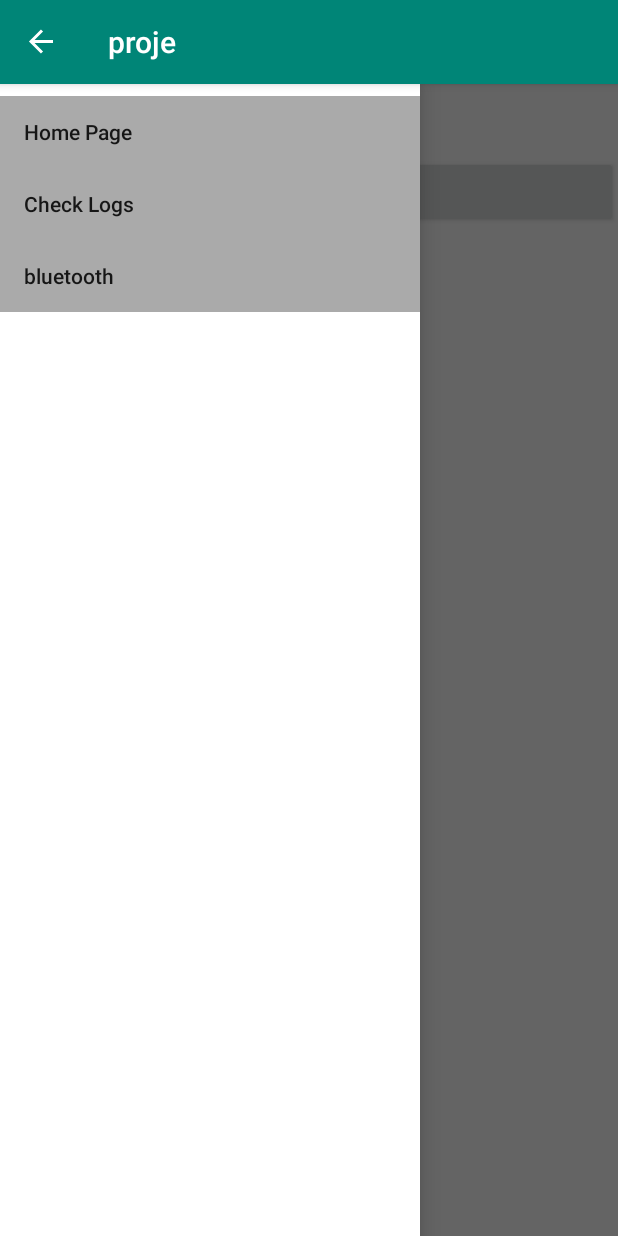
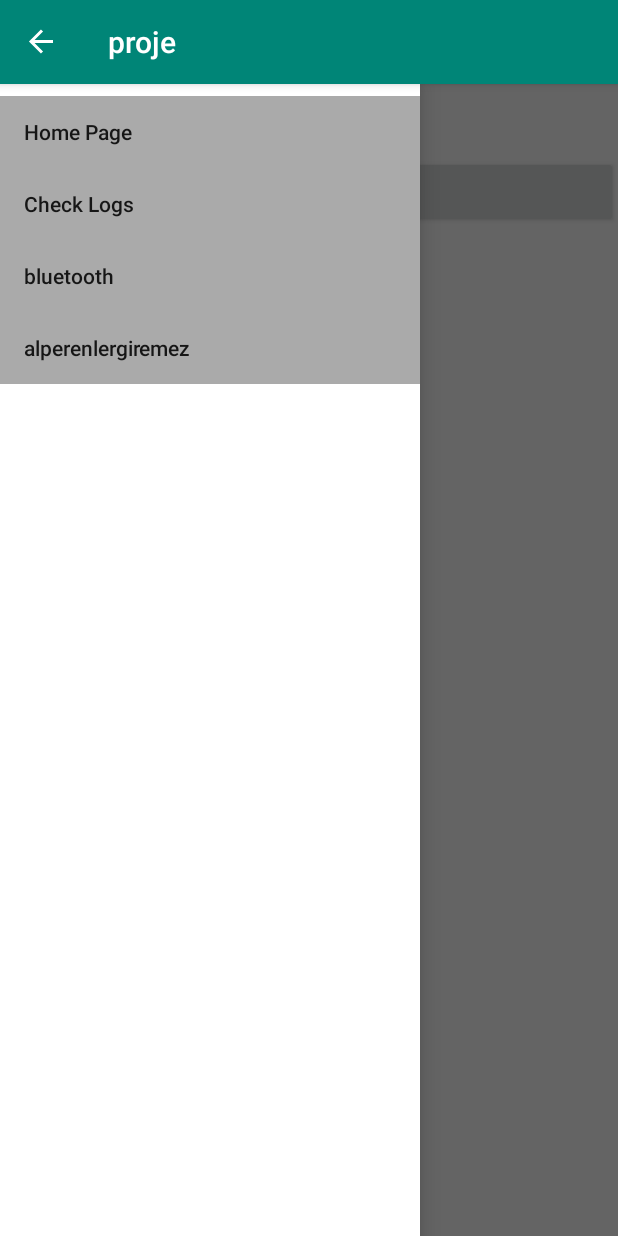
Before and after one commit to CelalCanKaya/aTracker, an Android app: the bluetooth screen opened directly, with no data from a screen before it, with the side drawer open, on a phone screen of 412 x 824 dp. Run offline under Robolectric (Android 15) with nearby library versions, the phone set to English and light mode, and no system bars; network calls fail.

Commit message:
BarChart connected with server.

```diff
--- a/app/build.gradle
+++ b/app/build.gradle
@@ -30,8 +30,8 @@ dependencies {
     implementation 'com.android.support:design:28.0.0'
     implementation 'com.github.PhilJay:MPAndroidChart:v3.1.0'
     implementation 'com.android.support:support-v4:28.0.0'
-    implementation 'com.google.firebase:firebase-core:16.0.8'
-    implementation 'com.google.firebase:firebase-database:16.0.6'
+    implementation 'com.android.volley:volley:1.1.0'
+    implementation 'com.google.code.gson:gson:2.4'
     testImplementation 'junit:junit:4.12'
     androidTestImplementation 'com.android.support.test:runner:1.0.2'
     androidTestImplementation 'com.android.support.test.espresso:espresso-core:3.0.2'
--- a/app/src/main/res/layout/activity_bluetooth.xml
+++ b/app/src/main/res/layout/activity_bluetooth.xml
@@ -37,12 +37,11 @@
         android:id="@+id/toolbar"
         android:layout_width="wrap_content"
         android:layout_height="match_parent"
+        android:layout_gravity="start"
+        android:background="@android:color/white"
         app:itemBackground="@android:color/darker_gray"
-        android:background="@android:color/white"
         app:itemIconTint="@android:color/white"
-        app:menu="@menu/drawermenu"
-        android:layout_gravity="start"
-        >
+        app:menu="@menu/drawermenu">
 
     </android.support.design.widget.NavigationView>
 
--- a/app/src/main/res/menu/drawermenu.xml
+++ b/app/src/main/res/menu/drawermenu.xml
@@ -12,4 +12,8 @@
         android:id="@+id/bluetooth"
         android:title="bluetooth"
         ></item>
+    <item
+        android:id="@+id/webservice"
+        android:title="alperenlergiremez"
+        ></item>
 </menu>
```
Also changed, not shown: app/src/main/AndroidManifest.xml (+4 -4 lines), app/src/main/java/com/example/proje/ChartFragment.java (+59 -6 lines), app/src/main/java/com/example/proje/bluetooth.java (+0 -9 lines).
